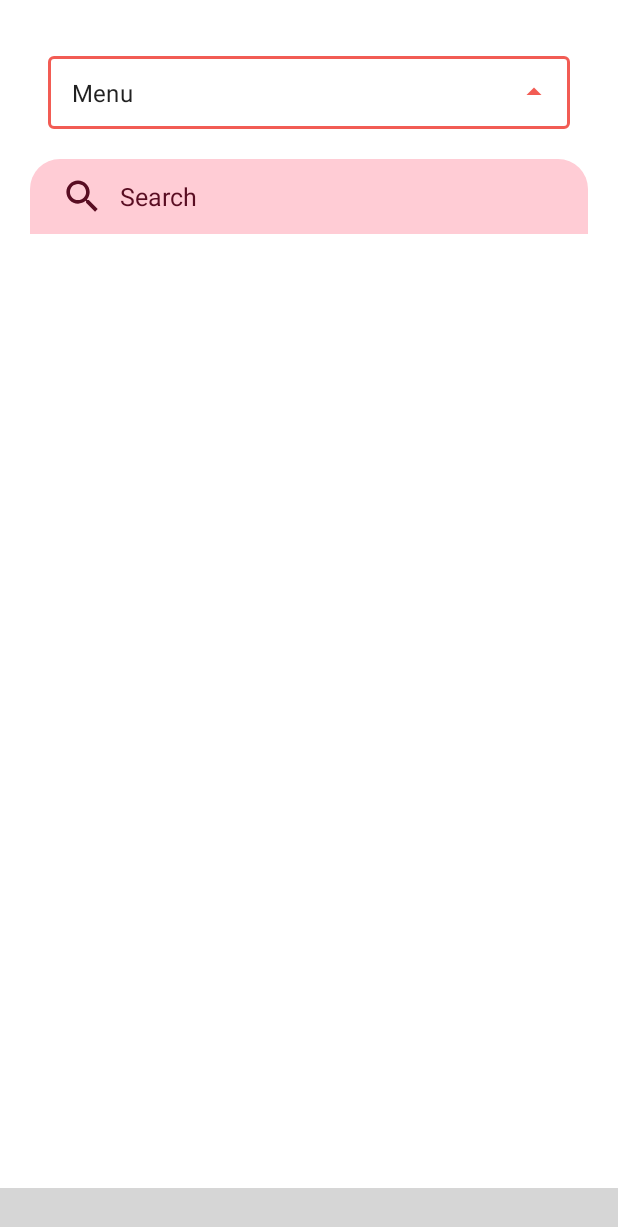
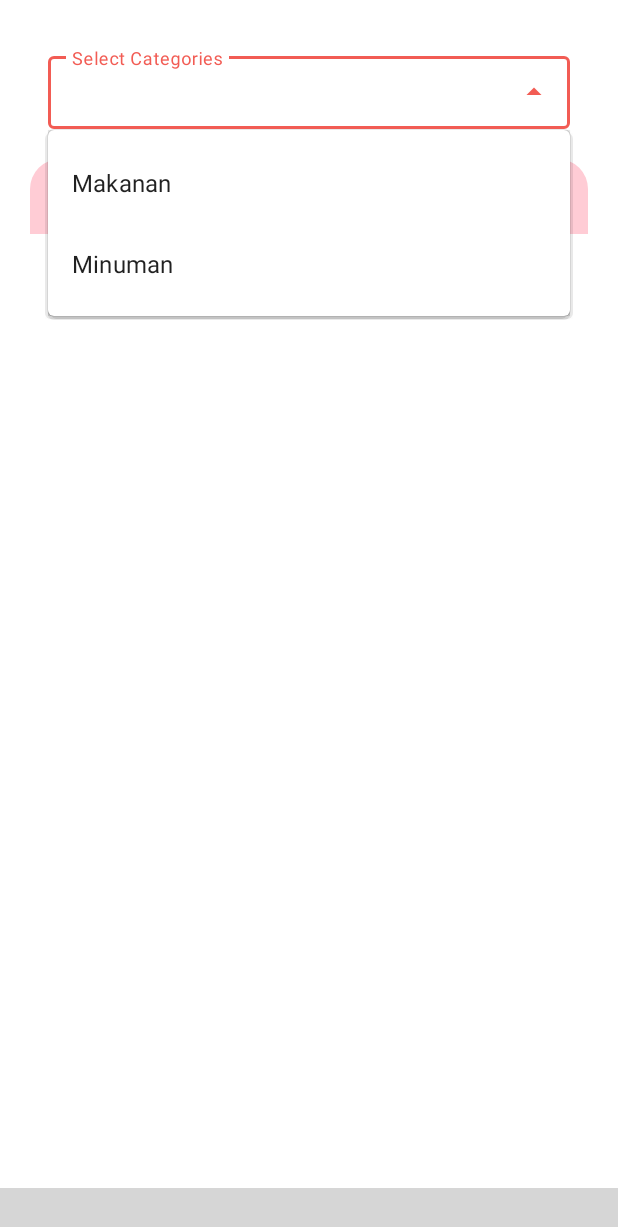
Before and after one commit to WideanNagari/Digital-Menu-User, an Android app: the fragment SearchFragment placed in its activity, after a tap on an icon or button, on a phone screen of 412 x 824 dp. Shown: the top 1227 px of the screen. Run offline under Robolectric (Android 15) with nearby library versions, the phone set to English and light mode, and no system bars; our stand-ins replace Room's generated code, Volley, sdp/ssp sizes; libraries missing offline, so code that uses them is left out: com.etebarian.meowbottomnavigation, me.ibrahimsn.lib; plain views replace MeowBottomNavigation, SmoothBottomBar; network calls fail; 11 statements that could not run were skipped; grey boxes are pictures that could not be loaded.

Commit message:
halaman search, dropdown menu search

```diff
--- a/app/build.gradle
+++ b/app/build.gradle
@@ -61,4 +61,7 @@ dependencies {
 
     //smooth bottom bar
     implementation 'com.github.ibrahimsn98:SmoothBottomBar:1.7.8'
+
+    //nested recycler
+    implementation 'androidx.recyclerview:recyclerview:1.2.1'
 }
--- a/app/src/main/java/com/example/userapplication/Home/HomeFragment.java
+++ b/app/src/main/java/com/example/userapplication/Home/HomeFragment.java
@@ -49,8 +49,6 @@ import java.util.Map;
  * create an instance of this fragment.
  */
 public class HomeFragment extends Fragment {
-
-    Button btn;
     TextView nama;
     UserApp user;
     OnActionListener onActionListener;
@@ -184,7 +182,7 @@ public class HomeFragment extends Fragment {
         });
 
         nama = view.findViewById(R.id.txtNamaUser);
-        nama.setText("Hi, "+user.getName());
+        //nama.setText("Hi, "+user.getName());
 
         if (onActionListener!=null) onActionListener.onReady(this);
     }
--- a/app/src/main/java/com/example/userapplication/LoginActivity.java
+++ b/app/src/main/java/com/example/userapplication/LoginActivity.java
@@ -62,9 +62,9 @@ public class LoginActivity extends AppCompatActivity {
     }
 
     public void btnClick(View view){
-//        Intent i = new Intent(LoginActivity.this, HomeActivity.class);
-//        startActivity(i);
-//        finish();
+        Intent i = new Intent(LoginActivity.this, HomeActivity.class);
+        startActivity(i);
+        finish();
         if(edPhone.getText().length()>0 && edPass.getText().length()>0){
             StringRequest stringRequest = new StringRequest(
                     Request.Method.POST,
--- /dev/null
+++ b/app/src/main/java/com/example/userapplication/Menu/GroupSearchAdp.java
@@ -0,0 +1,62 @@
+package com.example.userapplication.Menu;
+
+import android.app.Activity;
+import android.view.LayoutInflater;
+import android.view.View;
+import android.view.ViewGroup;
+import android.widget.TextView;
+
+import androidx.annotation.NonNull;
+import androidx.recyclerview.widget.LinearLayoutManager;
+import androidx.recyclerview.widget.RecyclerView;
+
+import com.example.userapplication.Classes.Menu;
+import com.example.userapplication.R;
+
+import java.util.ArrayList;
+
+public class GroupSearchAdp extends RecyclerView.Adapter<GroupSearchAdp.ViewHolder> {
+    private Activity activity;
+    ArrayList<Menu> list;
+
+    public GroupSearchAdp(Activity activity, ArrayList<Menu> list) {
+        this.activity = activity;
+        this.list = list;
+    }
+
+    @NonNull
+    @Override
+    public GroupSearchAdp.ViewHolder onCreateViewHolder(@NonNull ViewGroup parent, int viewType) {
+        View view = LayoutInflater.from(parent.getContext())
+                .inflate(R.layout.item_nested_search,
+                        parent,
+                        false);
+        return new ViewHolder(view);
+    }
+
+    @Override
+    public void onBindViewHolder(@NonNull GroupSearchAdp.ViewHolder holder, int position) {
+        holder.tvName.setText(list.get(position).getJenis_menu());
+
+        SearchAdapter searchAdapter = new SearchAdapter(list);
+        LinearLayoutManager layoutManager = new LinearLayoutManager(activity);
+        holder.rvMember.setLayoutManager(layoutManager);
+        holder.rvMember.setAdapter(searchAdapter);
+    }
+
+    @Override
+    public int getItemCount() {
+        return list.size();
+    }
+
+    public class ViewHolder extends RecyclerView.ViewHolder {
+        TextView tvName;
+        RecyclerView rvMember;
+        public ViewHolder(@NonNull View itemView) {
+            super(itemView);
+
+            tvName = itemView.findViewById(R.id.tv_name);
+            rvMember = itemView.findViewById(R.id.rv_member);
+        }
+    }
+}
--- a/app/src/main/java/com/example/userapplication/Menu/SearchAdapter.java
+++ b/app/src/main/java/com/example/userapplication/Menu/SearchAdapter.java
@@ -46,7 +46,10 @@ public class SearchAdapter extends RecyclerView.Adapter<SearchAdapter.ViewHolder
 
     @Override
     public void onBindViewHolder(@NonNull SearchAdapter.ViewHolder holder, int position) {
-
+        holder.jenis.setText(listMenu.get(position).getJenis_menu());
+        holder.nama.setText(listMenu.get(position).getNama_menu());
+        holder.Rate.setText(listMenu.get(position).getRating()+"");
+        holder.price.setText(listMenu.get(position).getHarga_menu()+"");
     }
 
     @Override
--- a/app/src/main/java/com/example/userapplication/Menu/SearchFragment.java
+++ b/app/src/main/java/com/example/userapplication/Menu/SearchFragment.java
@@ -12,6 +12,9 @@ import androidx.recyclerview.widget.RecyclerView;
 import android.view.LayoutInflater;
 import android.view.View;
 import android.view.ViewGroup;
+import android.widget.AdapterView;
+import android.widget.ArrayAdapter;
+import android.widget.AutoCompleteTextView;
 import android.widget.Button;
 import android.widget.EditText;
 import android.widget.ImageView;
@@ -76,7 +79,13 @@ public class SearchFragment extends Fragment {
         return layoutI.inflate(getResources().getLayout(R.layout.fragment_search), container, false);
     }
 
-    SearchAdapter searchAdapter;
+    //SearchAdapter searchAdapter;
+    GroupSearchAdp groupSearchAdp;
+
+    //dropdown
+    String[] items = {"Makanan", "Minuman"};
+    AutoCompleteTextView autoCompleteTextView;
+    ArrayAdapter<String> adapterItems;
     @Override
     public void onViewCreated(@NonNull View view, @Nullable Bundle savedInstanceState) {
         super.onViewCreated(view, savedInstanceState);
@@ -85,19 +94,36 @@ public class SearchFragment extends Fragment {
         edtSearch = view.findViewById(R.id.edt_SearchBar);
         rv = view.findViewById(R.id.rec_menu);
 
-        arrMenu = new ArrayList<>();
-        rv.setLayoutManager(new LinearLayoutManager(getContext()));
-        searchAdapter = new SearchAdapter(arrMenu);
-        rv.setAdapter(searchAdapter);
-        searchAdapter.setOnItemClick(new SearchAdapter.OnItemClick() {
+        autoCompleteTextView = view.findViewById(R.id.autoComplete);
+        adapterItems = new ArrayAdapter<String>(getContext(), R.layout.list_dropdown, items);
+        autoCompleteTextView.setAdapter(adapterItems);
+        autoCompleteTextView.setOnItemClickListener(new AdapterView.OnItemClickListener() {
             @Override
-            public void onDetailClick(Menu m) {
-                Intent i = new Intent(getContext(), DetailMenuActivity.class);
-                i.putExtra("menu",m);
-                i.putExtra("user",user);
-                startActivity(i);
+            public void onItemClick(AdapterView<?> adapterView, View view, int i, long l) {
+                String item = adapterView.getItemAtPosition(i).toString();
+
             }
         });
+
+        arrMenu = new ArrayList<>();
+
+        groupSearchAdp = new GroupSearchAdp(getActivity(), arrMenu);
+        LinearLayoutManager layoutManager = new LinearLayoutManager(getActivity());
+        rv.setLayoutManager(layoutManager);
+        rv.setAdapter(groupSearchAdp);
+
+//        rv.setLayoutManager(new LinearLayoutManager(getContext()));
+//        searchAdapter = new SearchAdapter(arrMenu);
+//        rv.setAdapter(searchAdapter);
+//        searchAdapter.setOnItemClick(new SearchAdapter.OnItemClick() {
+//            @Override
+//            public void onDetailClick(Menu m) {
+//                Intent i = new Intent(getContext(), DetailMenuActivity.class);
+//                i.putExtra("menu",m);
+//                i.putExtra("user",user);
+//                startActivity(i);
+//            }
+//        });
 
         //getAllMenu();
 
--- a/app/src/main/res/layout/fragment_search.xml
+++ b/app/src/main/res/layout/fragment_search.xml
@@ -14,6 +14,7 @@
         android:layout_marginStart="32dp"
         android:layout_marginTop="32dp"
         android:layout_marginEnd="32dp"
+        android:hint="Select Categories"
         app:layout_constraintEnd_toEndOf="parent"
         app:layout_constraintStart_toStartOf="parent"
         app:layout_constraintTop_toTopOf="parent"
@@ -23,9 +24,7 @@
             android:id="@+id/autoComplete"
             android:layout_width="match_parent"
             android:layout_height="match_parent"
-            android:layout_weight="1"
-            android:inputType="none"
-            android:text="Menu" />
+            android:inputType="none"/>
     </com.google.android.material.textfield.TextInputLayout>
 
     <LinearLayout
--- a/app/src/main/res/layout/item_reward.xml
+++ b/app/src/main/res/layout/item_reward.xml
@@ -14,7 +14,8 @@
     <androidx.constraintlayout.widget.ConstraintLayout
         android:layout_width="match_parent"
         android:layout_height="wrap_content"
-        android:background="@drawable/recycler_bg2">
+        android:background="@drawable/recycler_bg2"
+        android:layout_marginBottom="10dp">
 
         <ImageView
             android:id="@+id/image_Reward"
--- /dev/null
+++ b/app/src/main/res/layout/list_dropdown.xml
@@ -0,0 +1,11 @@
+<?xml version="1.0" encoding="utf-8"?>
+<TextView
+    xmlns:android="http://schemas.android.com/apk/res/android"
+    android:layout_width="match_parent"
+    android:layout_height="wrap_content"
+    android:padding="16dp"
+    android:ellipsize="end"
+    android:maxLines="1"
+    android:textAppearance="@style/TextAppearance.MaterialComponents.Subtitle1">
+
+</TextView>
```
Also changed, not shown: app/src/main/res/layout/item_nested_search.xml (added, +30 -0 lines).
